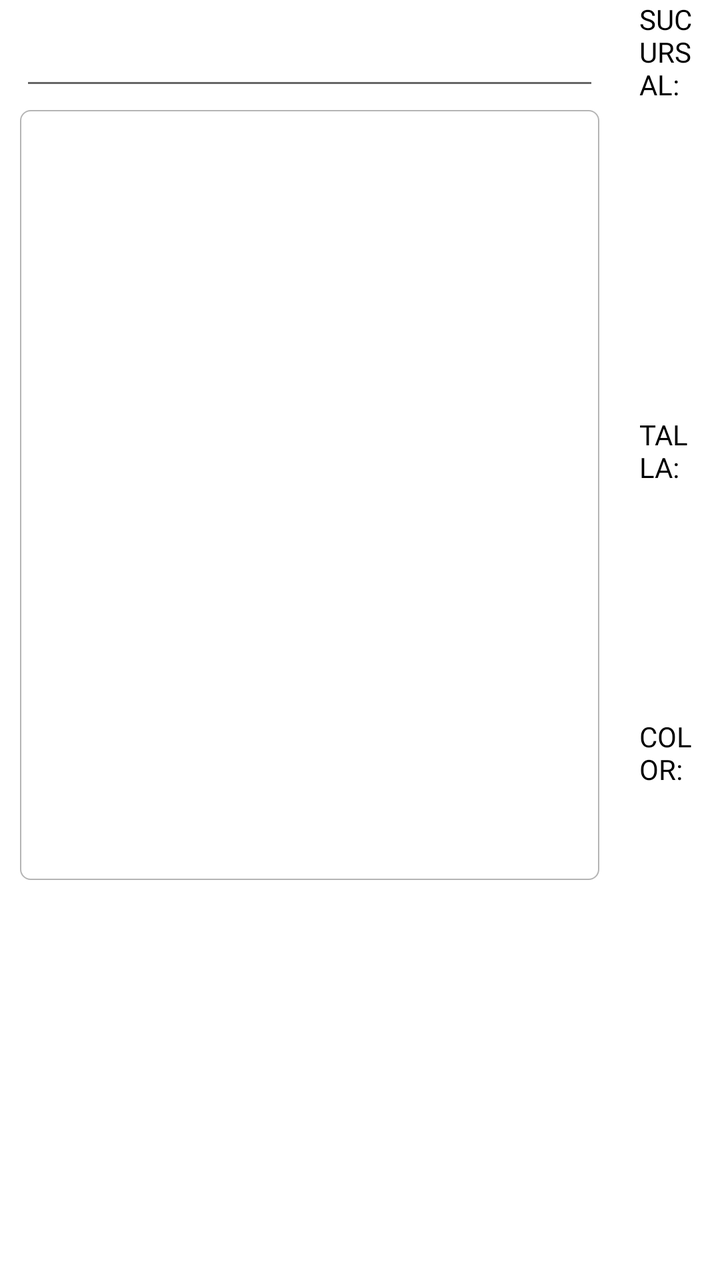
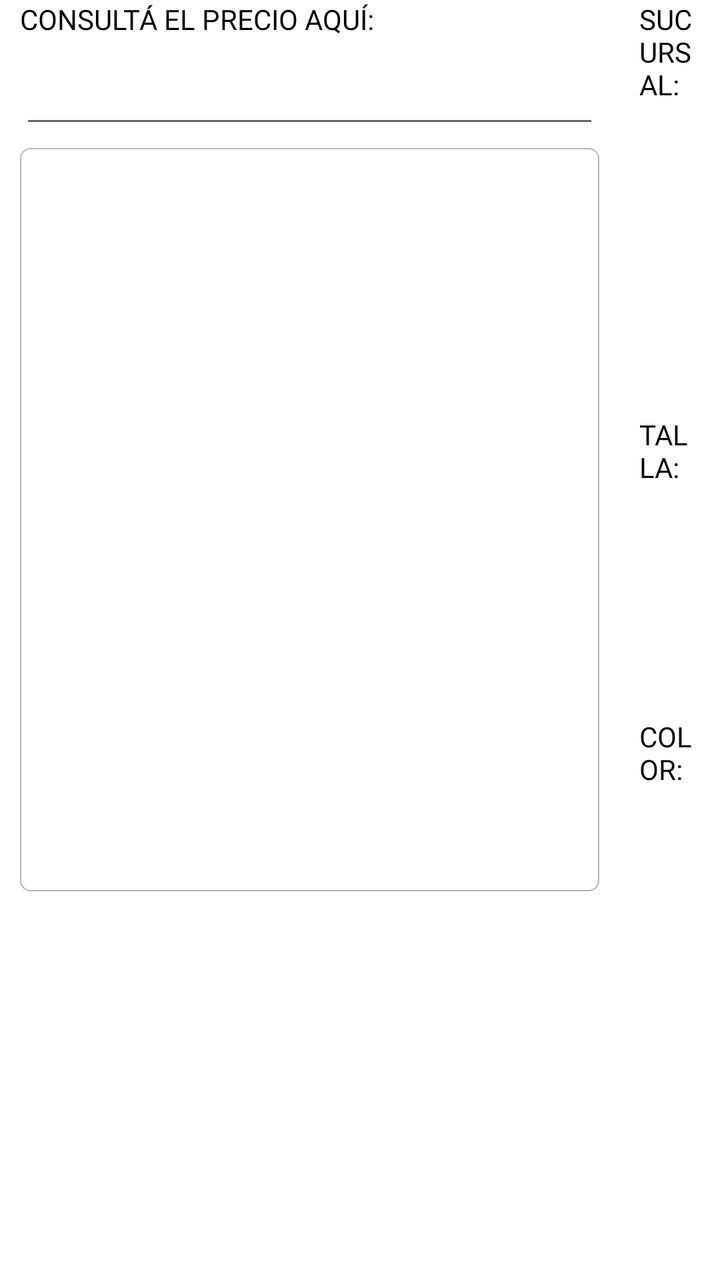

An Android layout rendered at two revisions. The XML below is the earlier revision; the diff shows what the commit changed to produce the second picture.
<!-- AndroidManifest.xml: activity theme Theme.AppServicesCE.NoActionBar -->
<!-- res/layout/activity_principal.xml -->
<?xml version="1.0" encoding="utf-8"?>
<androidx.constraintlayout.widget.ConstraintLayout xmlns:android="http://schemas.android.com/apk/res/android"
    xmlns:app="http://schemas.android.com/apk/res-auto"
    xmlns:tools="http://schemas.android.com/tools"
    android:id="@+id/main"
    android:layout_width="match_parent"
    android:layout_height="match_parent"
    android:screenOrientation="landscape"
    android:fontFamily="@font/twentieth_century_fonts"
    tools:context=".PrincipalActivity">

    

    <LinearLayout
        android:orientation="vertical"
        android:layout_width="match_parent"
        android:layout_height="match_parent">

        <LinearLayout
            android:orientation="vertical"
            android:layout_width="match_parent"
            android:layout_height="0dp"
            android:layout_weight="1">

            <LinearLayout
                android:id="@+id/linear_Layout_Principal"
                android:orientation="horizontal"
                android:layout_width="match_parent"
                android:layout_height="0dp"
                android:layout_weight="1"
                android:weightSum="1"
                android:gravity="center">

                <LinearLayout
                    android:id="@+id/linear_Layout_Details"
                    android:layout_width="wrap_content"
                    android:layout_height="match_parent"
                    android:layout_marginTop="10dp"
                    android:layout_marginBottom="10dp"
                    android:layout_marginLeft="10dp"
                    android:layout_marginRight="10dp"
                    android:layout_marginStart="10dp"
                    android:layout_marginEnd="10dp"
                    android:layout_gravity="left"
                    android:orientation="vertical"
                    android:layout_weight="0.2"
                    android:weightSum="1">

                    <EditText
                        android:id="@+id/editTextCode"
                        android:layout_width="fill_parent"
                        android:layout_height="50dp"
                        android:ems="10"
                        android:inputType="text"
                        android:text="" />

                    <ImageView
                        android:id="@+id/imageViewPicture"
                        android:layout_width="wrap_content"
                        android:layout_height="0dp"
                        android:layout_weight="0.7"
                        android:maxWidth="300dp"
                        android:maxHeight="300dp"
                        android:layout_marginRight="0dp"
                        android:layout_marginLeft="0dp"
                        android:layout_marginTop="5dp"
                        android:layout_marginBottom="15dp"
                        android:layout_gravity="center"
                        android:cropToPadding="true"
                        android:adjustViewBounds="true"
                        android:scaleType="fitCenter"
                        android:background="@drawable/border_image"
                        app:srcCompat="@drawable/ic_menu_camera" />


                    <LinearLayout

                        android:layout_width="match_parent"
                        android:layout_height="0dp"
                        android:layout_weight="0.4"
                        android:layout_gravity="center"
                        android:orientation="horizontal"
                        android:weightSum="1">
                        <TextView
                            android:id="@+id/textViewDetails1"
                            android:layout_width="wrap_content"
                            android:layout_height="wrap_content"
                            android:layout_weight="0.5"
                            android:autoLink="web"
                            android:fontFamily="@font/made_tommy_light"/>
                        <TextView
                            android:id="@+id/textViewDetails2"
                            android:layout_width="wrap_content"
                            android:layout_height="wrap_content"
                            android:layout_weight="0.5"
                            android:fontFamily="@font/made_tommy_light"/>

                    </LinearLayout>


                </LinearLayout>
                <LinearLayout
                    android:id="@+id/linear_Layout_Available"
                    android:orientation="vertical"
                    android:layout_width="wrap_content"
                    android:layout_height="match_parent"
                    android:layout_marginTop="10dp"
                    android:layout_marginBottom="10dp"
                    android:layout_marginLeft="10dp"
                    android:layout_marginRight="10dp"
                    android:layout_marginStart="10dp"
                    android:layout_marginEnd="10dp"
                    android:layout_gravity="right"
                    android:layout_weight="0.8"
                    android:weightSum="1">

                    <TextView
                        android:id="@+id/textViewSucursal"
                        android:layout_width="wrap_content"
                        android:layout_height="wrap_content"
                        android:layout_weight="0.01"
                        android:text="SUCURSAL:"
                        android:textColor="#000000"
                        android:fontFamily="@font/made_tommy_light"/>

                    <LinearLayout
                        android:id="@+id/linear_Layout_Buttons_Sucursal"
                        android:layout_width="fill_parent"
                        android:layout_height="wrap_content"
                        android:gravity="left|center_vertical"
                        android:layout_weight="0.3"
                        android:weightSum="1"
                        android:orientation="vertical"
                        >
                        
                        

                        <LinearLayout
                            android:id="@+id/linear_Layout_Buttons_Sucursal_1"
                            android:layout_width="fill_parent"
                            android:layout_height="wrap_content"
                            android:gravity="left|center_vertical"
                            android:layout_marginTop="5dp"
                            android:layout_marginBottom="5dp"
                            android:weightSum="1"
                            ></LinearLayout>
                        <LinearLayout
                            android:id="@+id/linear_Layout_Buttons_Sucursal_2"
                            android:layout_width="fill_parent"
                            android:layout_height="wrap_content"
                            android:gravity="left|center_vertical"
                            android:layout_marginTop="5dp"
                            android:layout_marginBottom="5dp"
                            android:weightSum="1"
                            ></LinearLayout>
                        <LinearLayout
                            android:id="@+id/linear_Layout_Buttons_Sucursal_3"
                            android:layout_width="fill_parent"
                            android:layout_height="wrap_content"
                            android:gravity="left|center_vertical"
                            android:layout_marginTop="5dp"
                            android:layout_marginBottom="5dp"
                            android:weightSum="1"
                            ></LinearLayout>
                    </LinearLayout>


                    <TextView
                        android:id="@+id/textViewTalla"
                        android:layout_width="wrap_content"
                        android:layout_height="wrap_content"
                        android:layout_weight="0.01"
                        android:text="TALLA:"
                        android:textColor="#000000"
                        android:fontFamily="@font/made_tommy_light"/>

                    <LinearLayout
                        android:id="@+id/linear_Layout_Buttons_Talla"
                        android:layout_width="fill_parent"
                        android:layout_height="wrap_content"
                        android:gravity="left|center_vertical"
                        android:layout_weight="0.2"
                        android:weightSum="1"
                        android:orientation="vertical"
                        >
                        
                        <LinearLayout
                            android:id="@+id/linear_Layout_Buttons_Talla_1"
                            android:layout_width="fill_parent"
                            android:layout_height="wrap_content"
                            android:gravity="left|center_vertical"
                            android:layout_marginTop="5dp"
                            android:layout_marginBottom="5dp"
                            android:weightSum="1"
                            ></LinearLayout>
                        <LinearLayout
                            android:id="@+id/linear_Layout_Buttons_Talla_2"
                            android:layout_width="fill_parent"
                            android:layout_height="wrap_content"
                            android:gravity="left|center_vertical"
                            android:layout_marginTop="5dp"
                            android:layout_marginBottom="5dp"
                            android:weightSum="1"
                            ></LinearLayout>
                        <LinearLayout
                            android:id="@+id/linear_Layout_Buttons_Talla_3"
                            android:layout_width="fill_parent"
                            android:layout_height="wrap_content"
                            android:gravity="left|center_vertical"
                            android:layout_marginTop="5dp"
                            android:layout_marginBottom="5dp"
                            android:weightSum="1"
                            ></LinearLayout>
                    </LinearLayout>

                    <TextView
                        android:id="@+id/textViewColor"
                        android:layout_width="wrap_content"
                        android:layout_height="wrap_content"
                        android:layout_weight="0.01"
                        android:text="COLOR:"
                        android:textColor="#000000"
                        android:fontFamily="@font/made_tommy_light"/>

                    <LinearLayout
                        android:id="@+id/linear_Layout_Buttons_Color"
                        android:layout_width="fill_parent"
                        android:layout_height="wrap_content"
                        android:gravity="left|center_vertical"
                        android:layout_weight="0.4"
                        android:weightSum="1"
                        android:orientation="vertical"
                        >

                        <LinearLayout
                            android:id="@+id/linear_Layout_Buttons_Color_1"
                            android:layout_width="fill_parent"
                            android:layout_height="wrap_content"
                            android:gravity="left|center_vertical"
                            android:layout_marginTop="5dp"
                            android:layout_marginBottom="5dp"
                            android:weightSum="1"
                            ></LinearLayout>
                        <LinearLayout
                            android:id="@+id/linear_Layout_Buttons_Color_2"
                            android:layout_width="fill_parent"
                            android:layout_height="wrap_content"
                            android:gravity="left|center_vertical"
                            android:layout_marginTop="5dp"
                            android:layout_marginBottom="5dp"
                            android:weightSum="1"
                            ></LinearLayout>
                        <LinearLayout
                            android:id="@+id/linear_Layout_Buttons_Color_3"
                            android:layout_width="fill_parent"
                            android:layout_height="wrap_content"
                            android:gravity="left|center_vertical"
                            android:layout_marginTop="5dp"
                            android:layout_marginBottom="5dp"
                            android:weightSum="1"
                            ></LinearLayout>

                    </LinearLayout>

                    


                </LinearLayout>


            </LinearLayout>

        </LinearLayout>
    </LinearLayout>
</androidx.constraintlayout.widget.ConstraintLayout>
<!-- resources referenced by this layout -->
<resources>
  <!-- drawable border_image (drawable) -->
  <?xml version="1.0" encoding="utf-8"?>
  <shape xmlns:android="http://schemas.android.com/apk/res/android"
      android:shape="rectangle">
  
      <size
          android:width="300dp"
          android:height="300dp"
          />
  
      <gradient
          android:angle="270"
          android:endColor="#ffffff"
          android:startColor="#ffffff" />
  
      <corners android:radius="5dp" />
  
      <stroke
          android:width="0.7dp"
          android:color="#b4b4b4" />
  
      <padding
          android:bottom="10dp"
          android:left="10dp"
          android:right="10dp"
          android:top="10dp" />
  </shape>
  <!-- drawable ic_menu_camera (drawable) -->
  <vector xmlns:android="http://schemas.android.com/apk/res/android"
      android:width="24dp"
      android:height="24dp"
      android:viewportWidth="24.0"
      android:viewportHeight="24.0">
      <path
          android:fillColor="#FFF"
          android:pathData="M12,12m-3.2,0a3.2,3.2 0,1 1,6.4 0a3.2,3.2 0,1 1,-6.4 0" />
      <path
          android:fillColor="#FFF"
          android:pathData="M9,2L7.17,4H4c-1.1,0 -2,0.9 -2,2v12c0,1.1 0.9,2 2,2h16c1.1,0 2,-0.9 2,-2V6c0,-1.1 -0.9,-2 -2,-2h-3.17L15,2H9zm3,15c-2.76,0 -5,-2.24 -5,-5s2.24,-5 5,-5 5,2.24 5,5 -2.24,5 -5,5z" />
  </vector>
  <style name="Theme.AppServicesCE.NoActionBar">
          <item name="windowActionBar">false</item>
          <item name="windowNoTitle">true</item>
      </style>
</resources>

<!-- the commit's change to res/layout/activity_principal.xml (unified diff, before → after) -->
@@ -45,6 +45,14 @@
                     android:orientation="vertical"
                     android:layout_weight="0.2"
                     android:weightSum="1">
+
+                    <TextView
+                        android:layout_width="match_parent"
+                        android:layout_height="wrap_content"
+                        android:text="CONSULTÁ EL PRECIO AQUÍ:"
+                        android:textColor="#000000"
+                        android:fontFamily="@font/made_tommy_light"
+                        />
 
                     <EditText
                         android:id="@+id/editTextCode"
